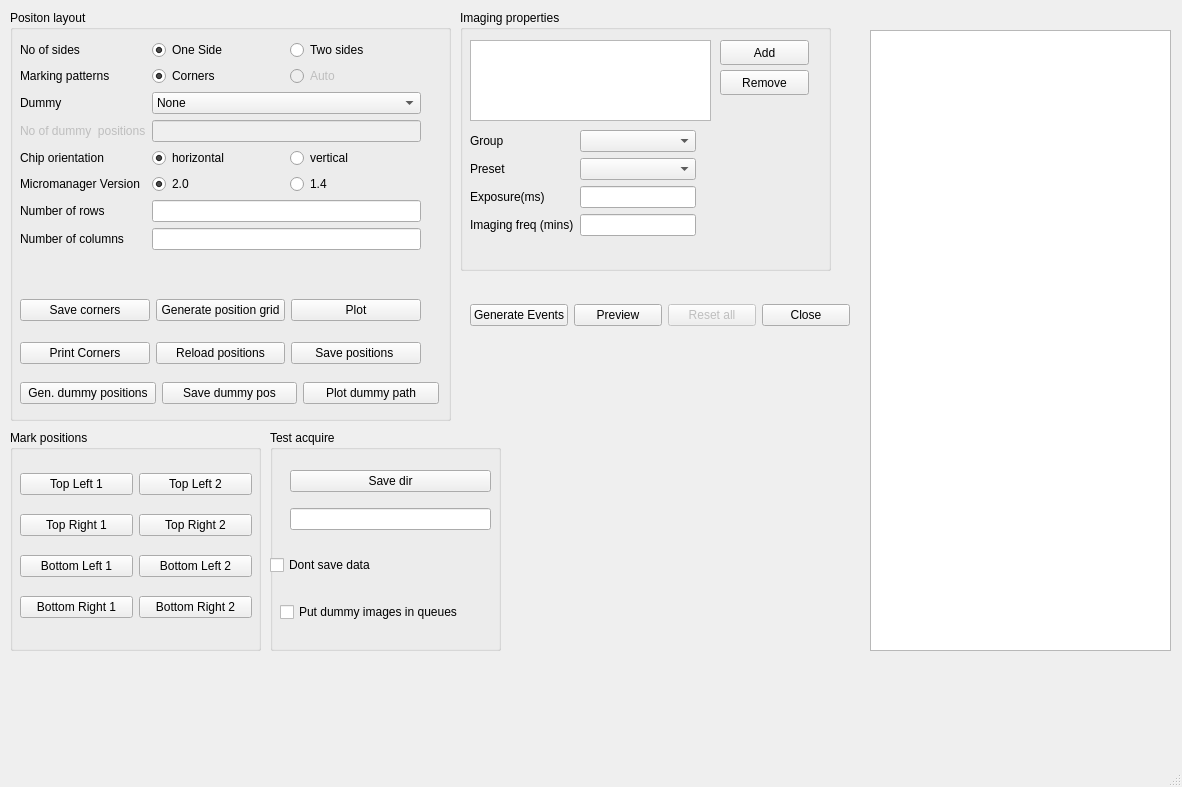
Old version of the form rtclient/ui/qt_ui_files/positions.ui in the repository karempudi/rtclient.
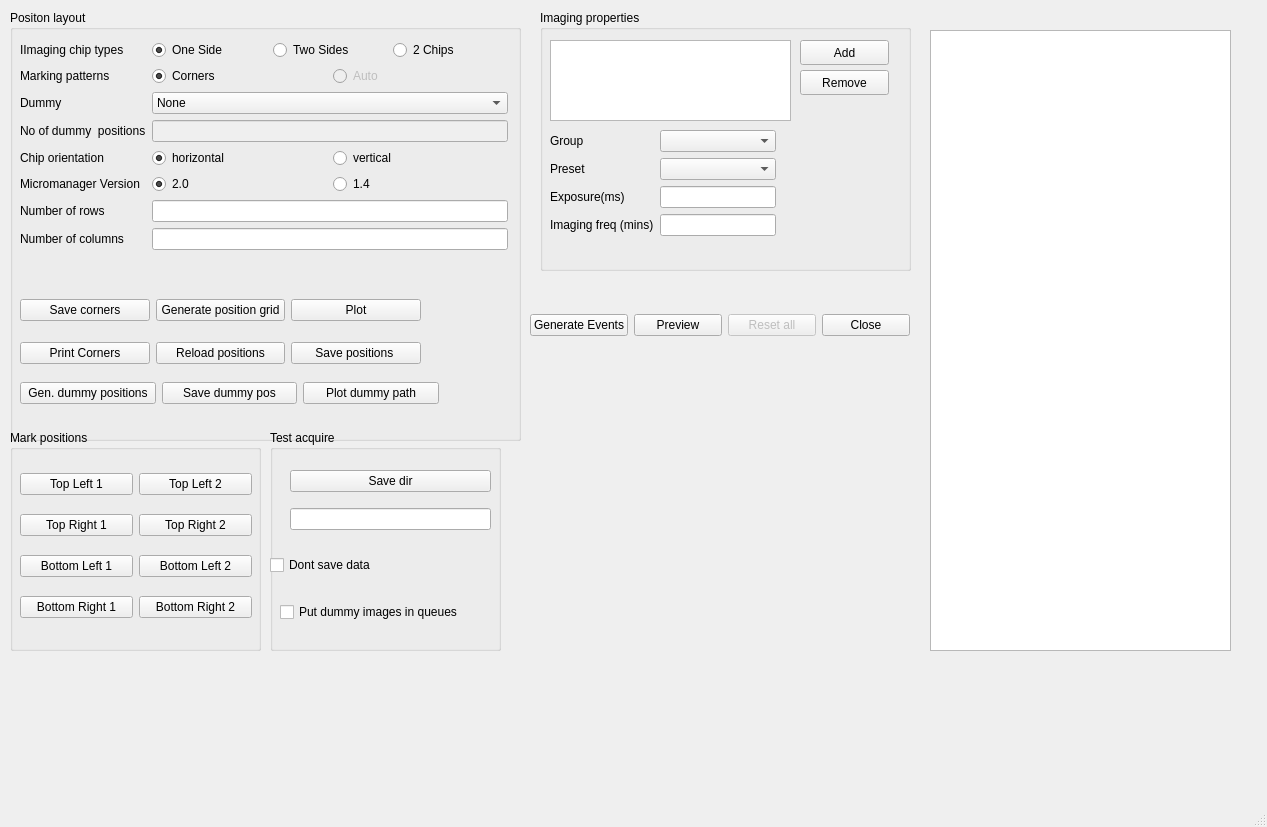
New version of the form.

Commit message: Generating events for two small chip movements

What changed in the file:
```diff
--- a/rtclient/ui/qt_ui_files/positions.ui
+++ b/rtclient/ui/qt_ui_files/positions.ui
@@ -6,8 +6,8 @@
    <rect>
     <x>0</x>
     <y>0</y>
-    <width>1182</width>
-    <height>787</height>
+    <width>1267</width>
+    <height>827</height>
    </rect>
   </property>
   <property name="windowTitle">
@@ -19,8 +19,8 @@
      <rect>
       <x>10</x>
       <y>10</y>
-      <width>441</width>
-      <height>411</height>
+      <width>511</width>
+      <height>431</height>
      </rect>
     </property>
     <property name="title">
@@ -31,7 +31,7 @@
       <rect>
        <x>10</x>
        <y>30</y>
-       <width>401</width>
+       <width>488</width>
        <height>244</height>
       </rect>
      </property>
@@ -39,40 +39,10 @@
       <item row="0" column="0">
        <widget class="QLabel" name="num_sides_label">
         <property name="text">
-         <string>No of sides</string>
+         <string>IImaging chip types</string>
         </property>
        </widget>
       </item>
-      <item row="0" column="1">
-       <layout class="QHBoxLayout" name="grid_type_layout">
-        <item>
-         <widget class="QRadioButton" name="one_rect_button">
-          <property name="text">
-           <string>One Side</string>
-          </property>
-          <property name="checked">
-           <bool>true</bool>
-          </property>
-          <attribute name="buttonGroup">
-           <string notr="true">sidesGroup</string>
-          </attribute>
-         </widget>
-        </item>
-        <item>
-         <widget class="QRadioButton" name="two_rect_button">
-          <property name="text">
-           <string>Two sides</string>
-          </property>
-          <property name="autoExclusive">
-           <bool>true</bool>
-          </property>
-          <attribute name="buttonGroup">
-           <string notr="true">sidesGroup</string>
-          </attribute>
-         </widget>
-        </item>
-       </layout>
-      </item>
       <item row="1" column="0">
        <widget class="QLabel" name="making_patterns_label">
         <property name="text">
@@ -109,7 +79,7 @@
       <item row="3" column="0">
        <widget class="QLabel" name="num_dummy_positions_label">
         <property name="enabled">
-         <bool>false</bool>
+         <bool>true</bool>
         </property>
         <property name="text">
          <string>No of dummy  positions</string>
@@ -244,6 +214,34 @@
         </item>
        </layout>
       </item>
+      <item row="0" column="1">
+       <layout class="QHBoxLayout" name="grid_type_layout_2">
+        <item>
+         <widget class="QRadioButton" name="one_rect_button">
+          <property name="text">
+           <string>One Side</string>
+          </property>
+          <property name="checked">
+           <bool>true</bool>
+          </property>
+         </widget>
+        </item>
+        <item>
+         <widget class="QRadioButton" name="two_rect_button">
+          <property name="text">
+           <string>Two Sides</string>
+          </property>
+         </widget>
+        </item>
+        <item>
+         <widget class="QRadioButton" name="two_chips_button">
+          <property name="text">
+           <string>2 Chips</string>
+          </property>
+         </widget>
+        </item>
+       </layout>
+      </item>
      </layout>
     </widget>
     <widget class="QWidget" name="horizontalLayoutWidget">
@@ -352,7 +350,7 @@
    <widget class="QGroupBox" name="rules_group">
     <property name="geometry">
      <rect>
-      <x>460</x>
+      <x>540</x>
       <y>10</y>
       <width>371</width>
       <height>261</height>
@@ -617,8 +615,8 @@
    <widget class="QWidget" name="horizontalLayoutWidget_3">
     <property name="geometry">
      <rect>
-      <x>470</x>
-      <y>290</y>
+      <x>530</x>
+      <y>300</y>
       <width>380</width>
       <height>51</height>
      </rect>
@@ -660,7 +658,7 @@
    <widget class="QWidget" name="verticalLayoutWidget">
     <property name="geometry">
      <rect>
-      <x>510</x>
+      <x>540</x>
       <y>380</y>
       <width>351</width>
       <height>271</height>
@@ -671,7 +669,7 @@
    <widget class="QListWidget" name="preview_list">
     <property name="geometry">
      <rect>
-      <x>870</x>
+      <x>930</x>
       <y>30</y>
       <width>301</width>
       <height>621</height>
```
Left out of the diff: 8 changed lines with no effect on the pictures. The commit also changes 8 other files.
